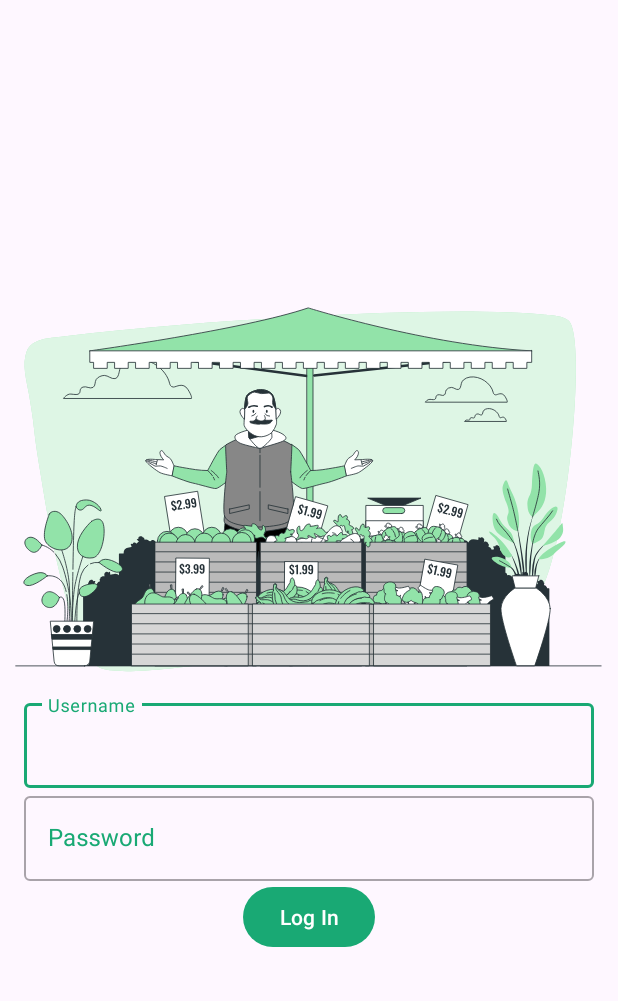
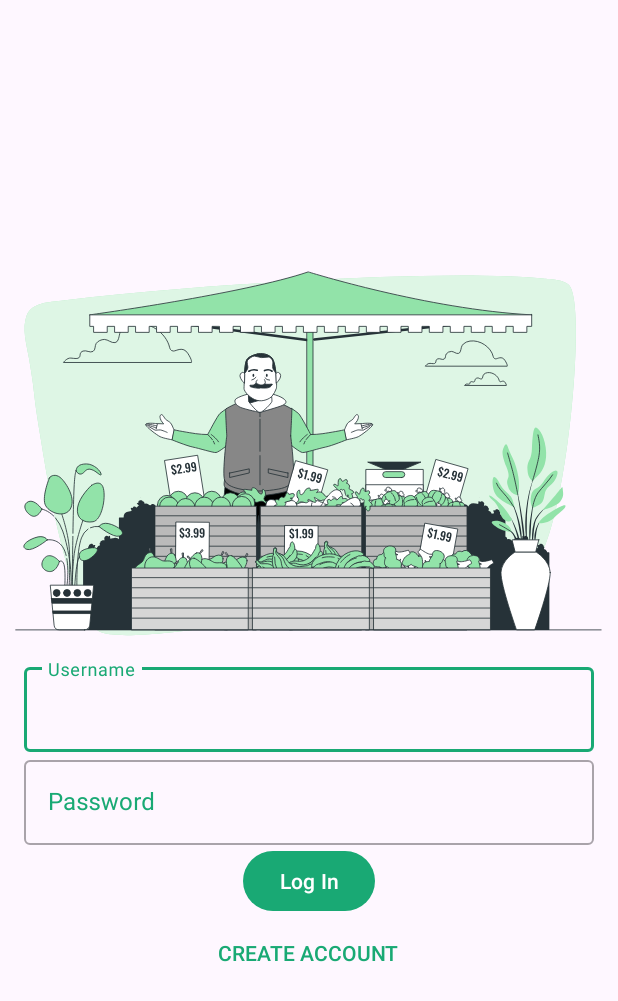
Before and after one commit to CodePath-AND102-Group-12/Temp, an Android app: the layout activity_login.xml on its own in the app's theme, with its tools: preview values and no code run, on a phone screen of 412 x 824 dp. Shown: the top 1001 px of the screen. Run offline under Robolectric (Android 15) with nearby library versions, the phone set to English and light mode, and no system bars.

Commit message:
added Create Account button

```diff
--- a/app/src/main/res/layout/activity_login.xml
+++ b/app/src/main/res/layout/activity_login.xml
@@ -61,10 +61,19 @@
         </com.google.android.material.textfield.TextInputLayout>
 
         <Button
-            android:id="@+id/button"
+            android:id="@+id/loginButton"
             android:layout_width="wrap_content"
             android:layout_height="wrap_content"
             android:text="Log In"
+            android:layout_gravity="center_horizontal"/>
+
+        <Button
+            style="@style/Widget.AppCompat.Button.Borderless.Colored"
+            android:id="@+id/button2"
+            android:layout_width="wrap_content"
+            android:layout_height="wrap_content"
+            android:text="Create Account"
+            android:textColor="#19A974"
             android:layout_gravity="center_horizontal"/>
 
 
```
